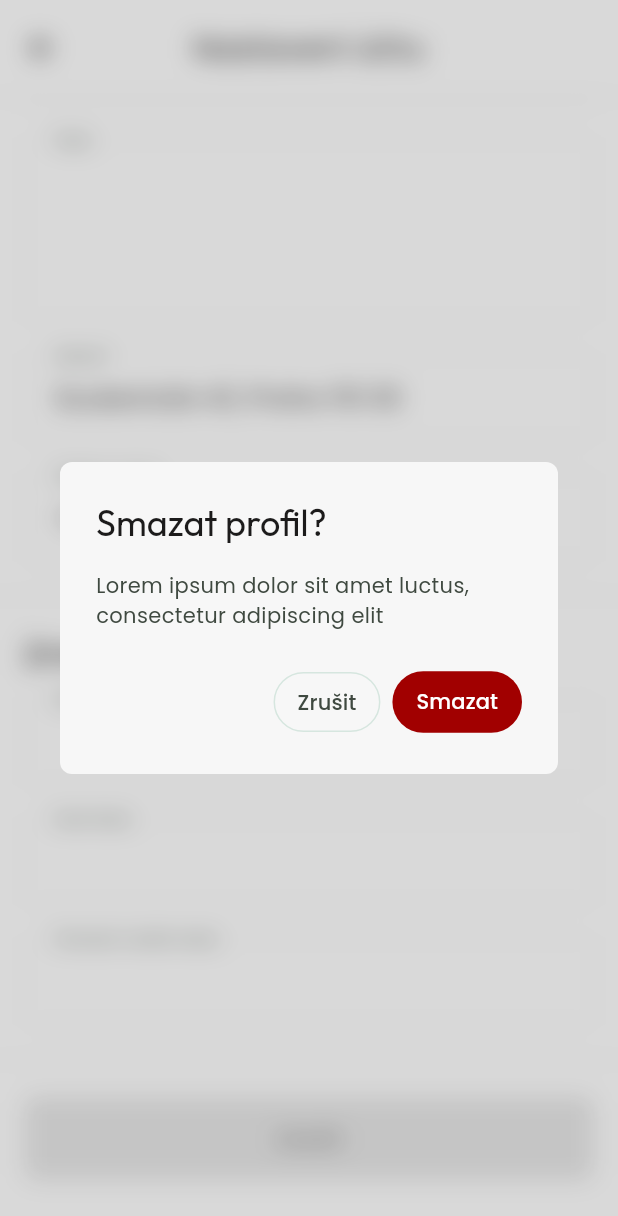
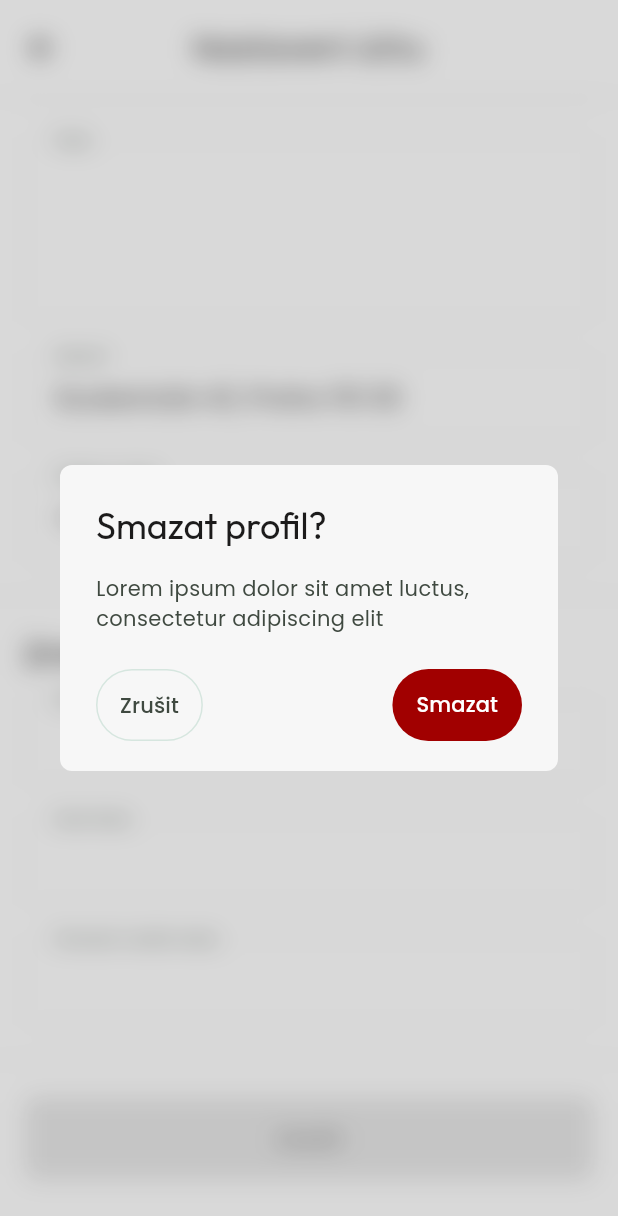
Before and after one commit to martintellinger/eqqu, a Flutter app: the AccountSettingsScreen screen opened directly, scrolled down 576 dp, after a tap on "Smazat účet", on a phone screen of 412 x 824 dp. Shown: the top 1216 px of the screen. Run offline on Flutter 3.47's test engine with Material 3 defaults, Android fonts, the phone set to English and light mode, and no system bars; our stand-ins replace flutter_svg.

Commit message:
fix: update delete account dialog to match Figma design
- Actions row uses spaceBetween instead of end alignment
- Both buttons have proper minimumSize (48px height)
- Smazat button uses foregroundColor instead of hardcoded text color
- Adjusted actionsPadding to match design (20px bottom)

https://claude.ai/code/session_012waFykv5wBbLFNTaJFeXrN

```diff
--- a/lib/screens/account_settings_screen.dart
+++ b/lib/screens/account_settings_screen.dart
@@ -448,15 +448,16 @@ class _AccountSettingsScreenState extends State<AccountSettingsScreen> {
             height: 20 / 14,
           ),
         ),
-        actionsPadding: const EdgeInsets.fromLTRB(24, 0, 24, 24),
+        actionsPadding: const EdgeInsets.fromLTRB(24, 0, 24, 20),
         actions: [
           Row(
-            mainAxisAlignment: MainAxisAlignment.end,
+            mainAxisAlignment: MainAxisAlignment.spaceBetween,
             children: [
               OutlinedButton(
                 onPressed: () => Navigator.pop(dialogCtx),
                 style: OutlinedButton.styleFrom(
                   side: BorderSide(color: cs.outlineVariant),
+                  minimumSize: const Size(0, 48),
                   shape: RoundedRectangleBorder(borderRadius: BorderRadius.circular(100)),
                   padding: const EdgeInsets.symmetric(horizontal: 16, vertical: 10),
                 ),
@@ -471,7 +472,6 @@ class _AccountSettingsScreenState extends State<AccountSettingsScreen> {
                   ),
                 ),
               ),
-              const SizedBox(width: 8),
               FilledButton(
                 onPressed: () {
                   Navigator.pop(dialogCtx);
@@ -490,7 +490,8 @@ class _AccountSettingsScreenState extends State<AccountSettingsScreen> {
                 },
                 style: FilledButton.styleFrom(
                   backgroundColor: cs.error,
-                  minimumSize: Size.zero,
+                  foregroundColor: Colors.white,
+                  minimumSize: const Size(0, 48),
                   shape: RoundedRectangleBorder(borderRadius: BorderRadius.circular(100)),
                   padding: const EdgeInsets.symmetric(horizontal: 16, vertical: 10),
                 ),
@@ -500,7 +501,6 @@ class _AccountSettingsScreenState extends State<AccountSettingsScreen> {
                     fontFamily: 'Poppins',
                     fontSize: 14,
                     fontWeight: FontWeight.w500,
-                    color: Colors.white,
                     letterSpacing: 0.1,
                   ),
                 ),
```
